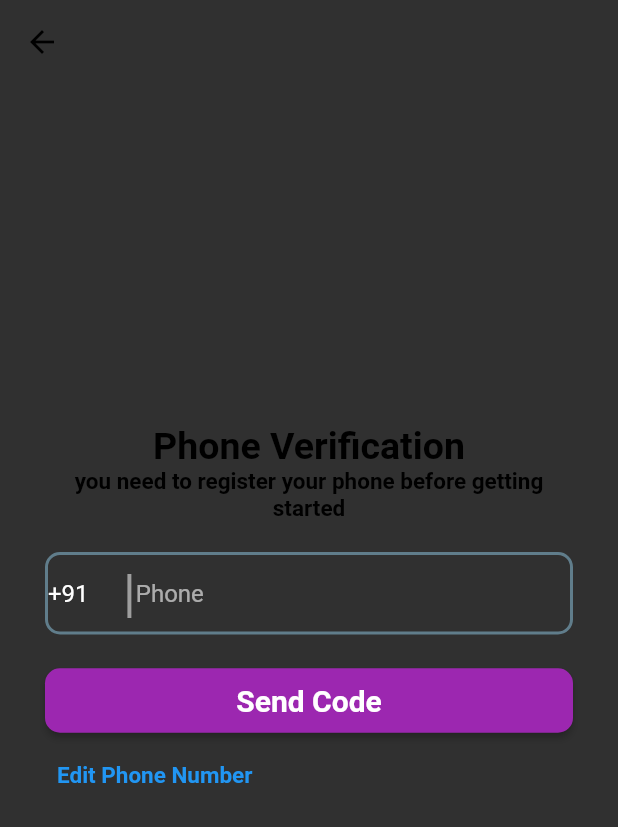
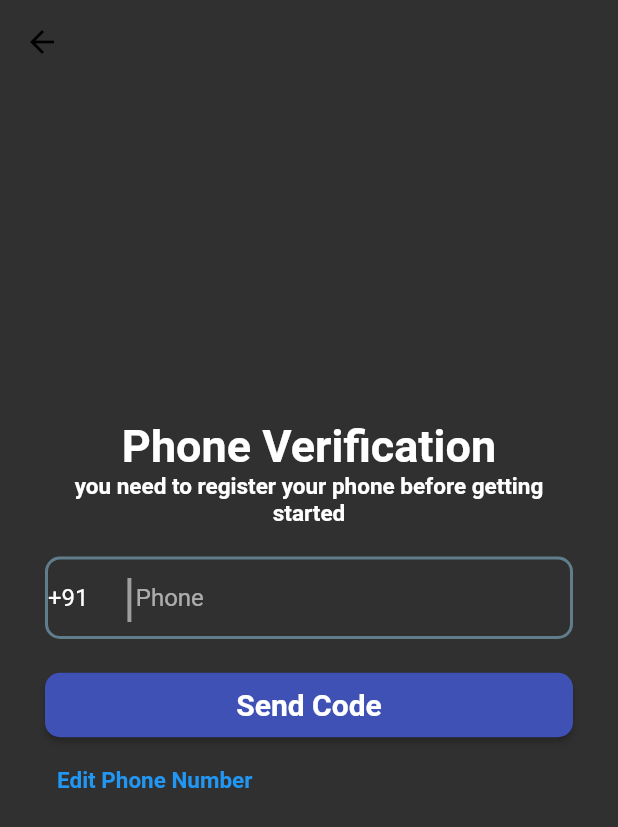
Before and after one commit to Ajit9158/thesalonProject, a Flutter app: the screen it shows after launch, after a tap on "Login", on a phone screen of 412 x 824 dp. Shown: the top 827 px of the screen. Run offline on Flutter 3.47's test engine with Material 2 defaults, Android fonts, the phone set to English and light mode, and no system bars; our stand-ins replace animated_splash_screen, pinput.

Commit message:
"theme changed"

```diff
--- a/lib/UI/Login_Screen.dart
+++ b/lib/UI/Login_Screen.dart
@@ -42,8 +42,8 @@ class _LoginScreenState extends State<LoginScreen> {
 
               mainAxisAlignment: MainAxisAlignment.center,
               children: [
-                Text('Phone Verification',style: TextStyle(fontSize: 25,fontWeight: FontWeight.bold,color: Colors.black)),
-                Text('you need to register your phone before getting started',style: TextStyle(fontSize: 15,fontWeight: FontWeight.bold,color: Colors.black),textAlign: TextAlign.center,),
+                Text('Phone Verification',style: TextStyle(fontSize: 30,fontWeight: FontWeight.bold,color: Colors.white)),
+                Text('you need to register your phone before getting started',style: TextStyle(fontSize: 15,fontWeight: FontWeight.bold,color: Colors.white),textAlign: TextAlign.center,),
                 SizedBox(
                   height: 20,
                 ),
@@ -92,7 +92,7 @@ class _LoginScreenState extends State<LoginScreen> {
                           shape: RoundedRectangleBorder(
                               borderRadius: BorderRadius.circular(10.0)
                           ),
-                          primary: Colors.purple
+                          primary: Colors.indigo
                       ),
                       onPressed: ()
                   {
--- a/lib/UI/OTP_Screen.dart
+++ b/lib/UI/OTP_Screen.dart
@@ -1,5 +1,6 @@
 import 'package:flutter/material.dart';
 import 'package:pinput/pinput.dart';
+import 'package:salon/UI/personal_info.dart';
 
 class OtpScreen extends StatefulWidget {
   const OtpScreen({Key? key}) : super(key: key);
@@ -54,11 +55,11 @@ class _OtpScreenState extends State<OtpScreen> {
           child: Column(
             mainAxisAlignment: MainAxisAlignment.center,
             children: [
-              Text('Verification Code',style: TextStyle(fontSize: 25,fontWeight: FontWeight.bold,color: Colors.black)),
+              Text('Verification Code',style: TextStyle(fontSize: 25,fontWeight: FontWeight.bold,color: Colors.white)),
               SizedBox(
                 height: 10,
               ),
-              Text('We have sent the verification to youe Number',style: TextStyle(fontSize: 15,fontWeight: FontWeight.bold,color: Colors.black)),
+              Text('We have sent the verification to youe Number',style: TextStyle(fontSize: 15,fontWeight: FontWeight.bold,color: Colors.white)),
               SizedBox(
                 height: 20,
               ),
@@ -82,14 +83,14 @@ class _OtpScreenState extends State<OtpScreen> {
                         shape: RoundedRectangleBorder(
                             borderRadius: BorderRadius.circular(10.0)
                         ),
-                        primary: Colors.purple
+                        primary: Colors.indigo
                     ),
                     onPressed: ()
                     {
                       print("button pressed");
                       Navigator.push(
                         context,
-                        MaterialPageRoute(builder: (context) => const OtpScreen()),
+                        MaterialPageRoute(builder: (context) => const Personalinfo()),
                       );
 
                     },
--- a/lib/UI/firstPage.dart
+++ b/lib/UI/firstPage.dart
@@ -1,5 +1,6 @@
 import 'package:flutter/material.dart';
 import 'package:salon/UI/Login_Screen.dart';
+
 class FirstPage extends StatefulWidget {
   const FirstPage({Key? key}) : super(key: key);
 
@@ -11,71 +12,57 @@ class _FirstPageState extends State<FirstPage> {
   @override
   Widget build(BuildContext context) {
     return Scaffold(
-      appBar: AppBar
-        (
+        appBar: AppBar(
           backgroundColor: Colors.transparent,
-
-        title: Text('Smart Salon',style: TextStyle(color: Colors.black)),
-
+          title: Text('Smart Salon', style: TextStyle(color: Colors.black)),
         ),
         body: Center(
           child: SingleChildScrollView(
             child: Container(
-            margin: EdgeInsets.only(left: 30,right: 30),
-            child: Column
-              (
+              margin: EdgeInsets.only(left: 30, right: 30),
+              child: Column(
                 children: [
-                Text('WELCOME IN',style: TextStyle(fontSize: 30,fontWeight: FontWeight.bold,color: Colors.deepOrange)),
+                  Text('Smart Salon',
+                      style: TextStyle(
+                          fontSize: 40,
+                          fontWeight: FontWeight.bold,
+                          color: Colors.white)),
                   SizedBox(
-                  height: 10,
+                    height:20
                   ),
-                Text('Smart Salon',style: TextStyle(fontSize: 20,fontWeight: FontWeight.bold,color: Colors.purple)),
                   Container(
                       child: Container(
                     height: 150,
                     width: 150,
                     child: CircleAvatar(
                       backgroundImage: AssetImage('assets/images/AppLogo.jpg'),
-
                     ),
-                  )
+                  )),
+                  SizedBox(
+                      height:20
                   ),
                   Row(
                     mainAxisAlignment: MainAxisAlignment.center,
                     children: [
                       ElevatedButton(
                           style: ElevatedButton.styleFrom(
-                            padding: EdgeInsets.symmetric(horizontal: 40.0, vertical: 10.0),
+                              padding: EdgeInsets.symmetric(
+                                  horizontal: 120.0, vertical: 10.0),
                               shape: RoundedRectangleBorder(
-                                borderRadius: BorderRadius.circular(10.0)
-                            ),
-                            primary: Colors.purple
-                        ),
-                        onPressed: ()
-                        {
+                                  borderRadius: BorderRadius.circular(10.0)),
+                              primary: Colors.indigo),
+                          onPressed: () {
                             Navigator.push(
                               context,
-                            MaterialPageRoute(builder: (context) => const LoginScreen()),
+                              MaterialPageRoute(
+                                  builder: (context) => const LoginScreen()),
                             );
-                        }, child: Text('Login',style: TextStyle(fontSize: 20,fontWeight: FontWeight.bold))),
-                    SizedBox(
-                      width: 50,
+                          },
+                          child: Text('Login',
+                              style: TextStyle(
+                                  fontSize: 20, fontWeight: FontWeight.bold)
+                          )
                       ),
-                    ElevatedButton(
-                        style: ElevatedButton.styleFrom(
-                            padding: EdgeInsets.symmetric(horizontal: 35.0, vertical: 10.0),
-                            shape: RoundedRectangleBorder(
-                                borderRadius: BorderRadius.circular(10.0)
-                            ),
-                            primary: Colors.purple
-                        ),
-                        onPressed: ()
-                    {
-                      // Navigator.push(
-                      //   context,
-                      //   MaterialPageRoute(builder: (context) => const LoginScreen()),
-                      // );
-                    }, child: Text('SignUp',style: TextStyle(fontSize: 20,fontWeight: FontWeight.bold)))
 
                     ],
                   ),
@@ -85,15 +72,18 @@ class _FirstPageState extends State<FirstPage> {
                   Row(
                     mainAxisAlignment: MainAxisAlignment.start,
                     children: [
-                    Text('   New user then',style: TextStyle(fontSize: 15,fontWeight: FontWeight.bold,)),
-                    TextButton(onPressed: (){}, child: Text("SignUp"))
+                      Text('   New user then',
+                          style: TextStyle(
+                            fontSize: 15,
+                            fontWeight: FontWeight.bold,
+                          )),
+                      TextButton(onPressed: () {}, child: Text("SignUp"))
                     ],
                   )
                 ],
               ),
             ),
           ),
-      )
-    );
+        ));
   }
 }
```
Lines whose indentation alone changed are shown as unchanged.
